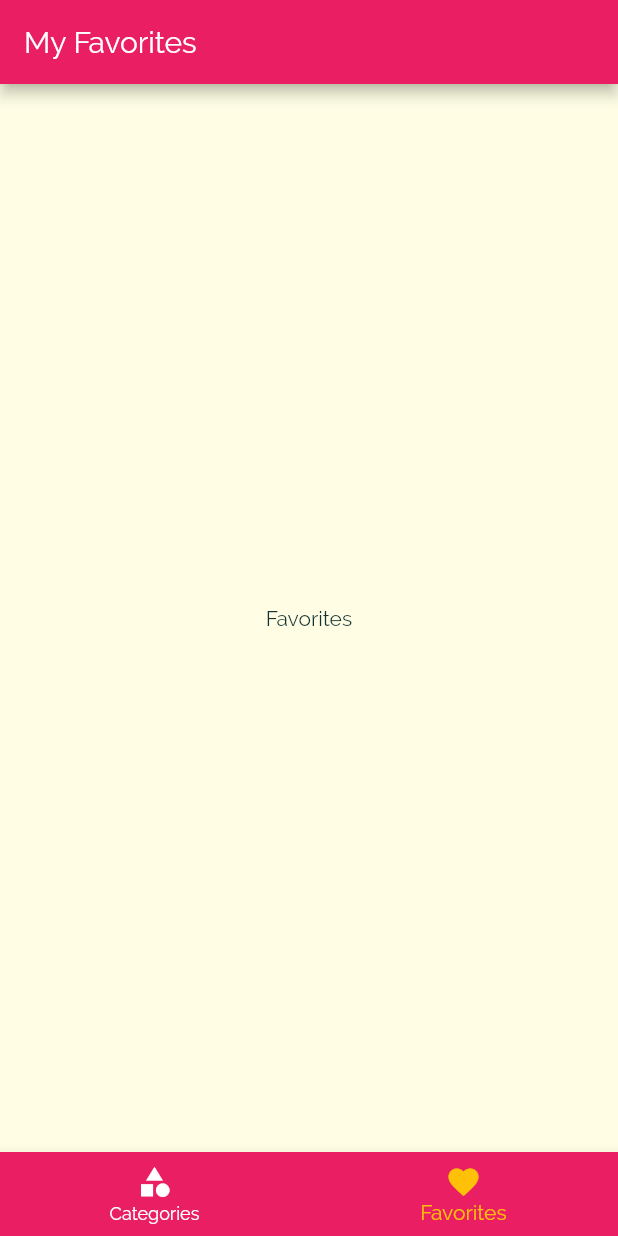
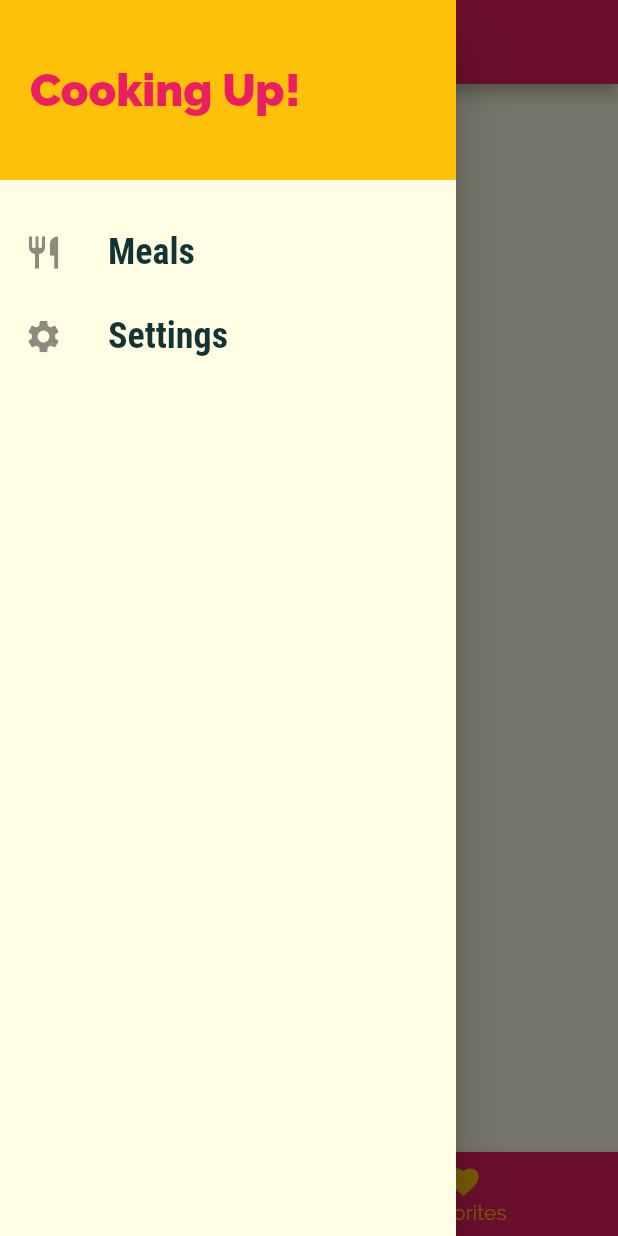
Before and after one commit to ruckuus/meal-app, a Flutter app: the screen it shows after launch, item 2 of the bottom bar chosen, with the side drawer open (before the commit the screen has no drawer), on a phone screen of 412 x 824 dp. Run offline on Flutter 3.47's test engine with Material 2 defaults, Android fonts, the phone set to English and light mode, and no system bars.

Commit message:
Implement drawer.

```diff
--- a/lib/main.dart
+++ b/lib/main.dart
@@ -1,4 +1,5 @@
 import 'package:flutter/material.dart';
+import 'package:meal_app_v2/screens/filters_screen.dart';
 import 'package:meal_app_v2/screens/meal_detail_screen.dart';
 
 import './screens/tabs_screen.dart';
@@ -30,6 +31,7 @@
       routes: {
         CategoryMealsScreen.routeName: (context) => CategoryMealsScreen(),
         MealDetailScreen.routeName: (context) => MealDetailScreen(),
+        FiltersScreen.routeName: (context) => FiltersScreen(),
       },
       onUnknownRoute: (settings) {
         return MaterialPageRoute(builder: (ctx) {
--- /dev/null
+++ b/lib/screens/filters_screen.dart
@@ -0,0 +1,20 @@
+import 'package:flutter/material.dart';
+
+import '../widgets/main_drawer.dart';
+
+class FiltersScreen extends StatelessWidget {
+  static const routeName = "/filters";
+
+  @override
+  Widget build(BuildContext context) {
+    return Scaffold(
+      appBar: AppBar(
+        title: Text('Filters'),
+      ),
+      body: Center(
+        child: Text('Filters'),
+      ),
+      drawer: MainDrawer(),
+    );
+  }
+}
--- a/lib/screens/tabs_screen.dart
+++ b/lib/screens/tabs_screen.dart
@@ -2,6 +2,7 @@
 
 import './categories_screen.dart';
 import './favorites_screen.dart';
+import '../widgets/main_drawer.dart';
 
 class TabsScreen extends StatefulWidget {
   @override
@@ -35,6 +36,7 @@
               title: Text('Favorites'))
         ],
       ),
+      drawer: MainDrawer(),
     );
   }
 
--- /dev/null
+++ b/lib/widgets/main_drawer.dart
@@ -0,0 +1,55 @@
+import 'package:flutter/material.dart';
+
+import '../screens/filters_screen.dart';
+
+class MainDrawer extends StatelessWidget {
+  @override
+  Widget build(BuildContext context) {
+    return Drawer(
+      child: Column(
+        children: <Widget>[
+          Container(
+              height: 120,
+              width: double.infinity,
+              padding: EdgeInsets.all(20),
+              alignment: Alignment.centerLeft,
+              decoration: BoxDecoration(color: Theme.of(context).accentColor),
+              child: Text(
+                'Cooking Up!',
+                style: TextStyle(
+                  fontWeight: FontWeight.w900,
+                  fontSize: 30,
+                  color: Theme.of(context).primaryColor,
+                ),
+              )),
+          SizedBox(
+            height: 20,
+          ),
+          buildListTile('Meals', Icons.restaurant, () {
+            Navigator.of(context).pushReplacementNamed('/');
+          }),
+          buildListTile('Settings', Icons.settings, () {
+            Navigator.of(context).pushReplacementNamed(FiltersScreen.routeName);
+          }),
+        ],
+      ),
+    );
+  }
+
+  Widget buildListTile(String title, IconData icon, Function tapHandler) {
+    return ListTile(
+      onTap: tapHandler,
+      leading: Icon(
+        icon,
+        size: 26,
+      ),
+      title: Text(
+        title,
+        style: TextStyle(
+            fontFamily: 'RobotoCondensed',
+            fontSize: 24,
+            fontWeight: FontWeight.bold),
+      ),
+    );
+  }
+}
```
